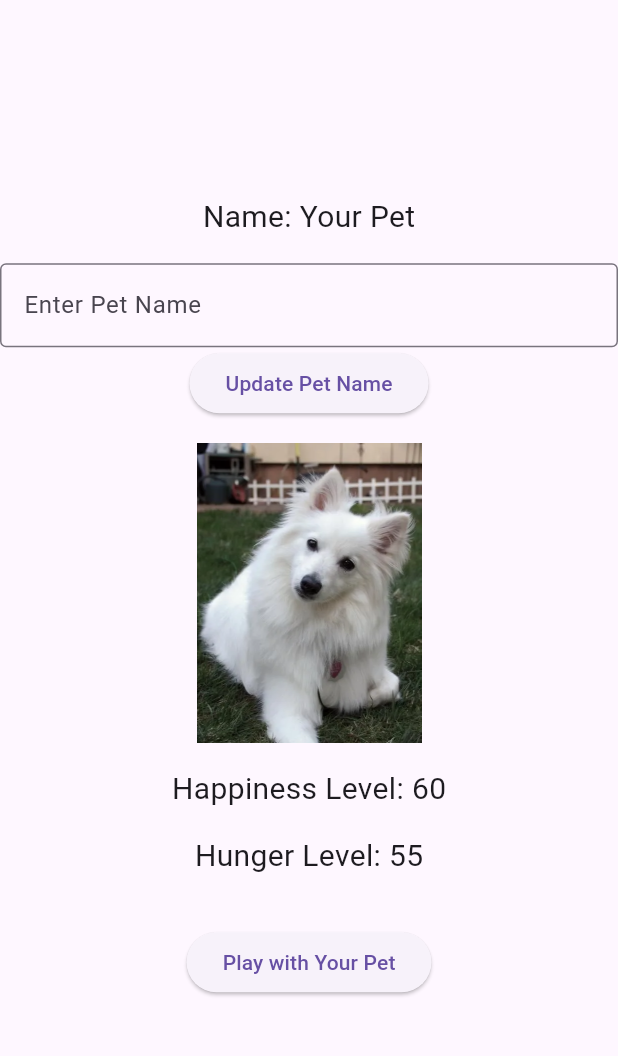
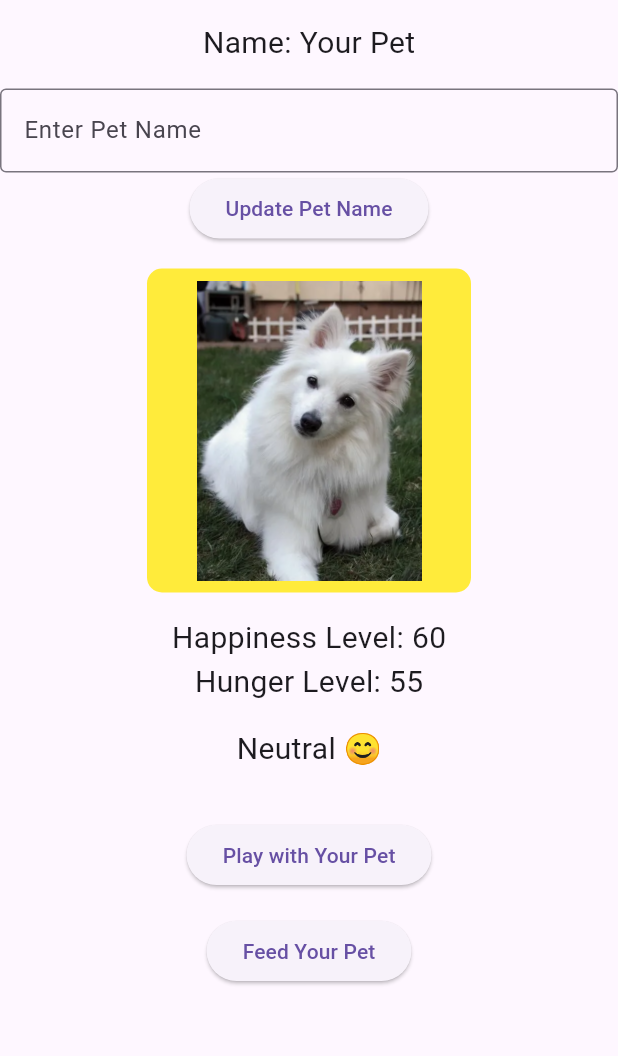
Before and after one commit to KrithikaReddyC/Coding-_Challenge, a Flutter app: the screen it shows after launch, after a tap on "Play with Your Pet", on a phone screen of 412 x 824 dp, the part 63-1119 px from its top. Run offline on Flutter 3.47's test engine with Material 3 defaults, Android fonts, the phone set to English and light mode, and no system bars.

Commit message:
Completed all the features asked

```diff
--- a/lib/main.dart
+++ b/lib/main.dart
@@ -1,3 +1,4 @@
+import 'dart:async';
 import 'package:flutter/material.dart';
 
 void main() {
@@ -17,27 +18,79 @@ class _DigitalPetAppState extends State<DigitalPetApp> {
   int hungerLevel = 50;
   final TextEditingController _nameController = TextEditingController();
   String petImage = 'assets/images/neutral_pet.png';
+  String moodText = "Neutral 😊";
+  Color petColor = Colors.yellow;
 
-  // Function to update the pet's name
-  void _updatePetName() {
-    setState(() {
-      petName = _nameController.text.isNotEmpty ? _nameController.text : "Your Pet";
+  Timer? _hungerTimer;
+  bool _gameOver = false;
+
+  @override
+  void initState() {
+    super.initState();
+    _startHungerTimer();
+  }
+
+  @override
+  void dispose() {
+    _hungerTimer?.cancel();
+    super.dispose();
+  }
+
+  void _startHungerTimer() {
+    _hungerTimer = Timer.periodic(Duration(seconds: 30), (timer) {
+      _increaseHunger();
     });
   }
 
-  // Function to increase happiness and update hunger when playing with the pet
+  void _updatePetName() {
+    setState(() {
+      petName =
+          _nameController.text.isNotEmpty ? _nameController.text : "Your Pet";
+    });
+  }
+
   void _playWithPet() {
+    if (_gameOver) return;
     setState(() {
       happinessLevel = (happinessLevel + 10).clamp(0, 100);
       _updateHunger();
       _updatePetImage();
+      _updateMood();
     });
   }
 
-  // Function to decrease hunger and update happiness when feeding the pet
+  void _feedPet() {
+    if (_gameOver) return;
+    setState(() {
+      hungerLevel = (hungerLevel - 10).clamp(0, 100);
+      _updateHappiness();
+      _updatePetImage();
+      _updateMood();
+    });
+  }
 
+  void _updateHunger() {
+    hungerLevel = (hungerLevel + 5).clamp(0, 100);
+    if (hungerLevel > 100) {
+      hungerLevel = 100;
+      happinessLevel = (happinessLevel - 20).clamp(0, 100);
+      _checkGameOver();
+    }
+  }
 
-  // Update happiness based on hunger level
+  void _increaseHunger() {
+    setState(() {
+      hungerLevel = (hungerLevel + 10).clamp(0, 100);
+      if (hungerLevel > 100) {
+        hungerLevel = 100;
+        happinessLevel = (happinessLevel - 20).clamp(0, 100);
+        _checkGameOver();
+      }
+      _updatePetImage();
+      _updateMood();
+    });
+  }
+
   void _updateHappiness() {
     if (hungerLevel < 30) {
       happinessLevel = (happinessLevel - 20).clamp(0, 100);
@@ -46,24 +99,64 @@ class _DigitalPetAppState extends State<DigitalPetApp> {
     }
   }
 
-  // Update pet image based on happiness level
   void _updatePetImage() {
     if (happinessLevel > 70) {
       petImage = 'assets/images/happy_pet.png';
+      petColor = Colors.green;
     } else if (happinessLevel >= 30) {
       petImage = 'assets/images/neutral_pet.png';
+      petColor = Colors.yellow;
     } else {
       petImage = 'assets/images/unhappy_pet.png';
+      petColor = Colors.red;
     }
   }
 
-  // Increase hunger level slightly when playing with the pet
-  void _updateHunger() {
-    hungerLevel = (hungerLevel + 5).clamp(0, 100);
-    if (hungerLevel > 100) {
-      hungerLevel = 100;
-      happinessLevel = (happinessLevel - 20).clamp(0, 100);
+  void _updateMood() {
+    if (happinessLevel > 70) {
+      moodText = "Happy 😄";
+    } else if (happinessLevel >= 30) {
+      moodText = "Neutral 😊";
+    } else {
+      moodText = "Unhappy 😢";
     }
+  }
+
+  void _checkGameOver() {
+    if (hungerLevel >= 100 && happinessLevel <= 10) {
+      setState(() {
+        _gameOver = true;
+      });
+      _showGameOverDialog();
+    }
+  }
+
+  void _showGameOverDialog() {
+    showDialog(
+      context: context,
+      builder: (BuildContext context) {
+        return AlertDialog(
+          title: Text("Game Over"),
+          content: Text("Your pet is too hungry and unhappy!"),
+          actions: <Widget>[
+            TextButton(
+              child: Text("Restart"),
+              onPressed: () {
+                setState(() {
+                  happinessLevel = 50;
+                  hungerLevel = 50;
+                  _gameOver = false;
+                  petImage = 'assets/images/neutral_pet.png';
+                  moodText = "Neutral 😊";
+                  _startHungerTimer();
+                });
+                Navigator.of(context).pop();
+              },
+            ),
+          ],
+        );
+      },
+    );
   }
 
   @override
@@ -72,7 +165,9 @@ class _DigitalPetAppState extends State<DigitalPetApp> {
       appBar: AppBar(
         title: Text('Digital Pet'),
       ),
-      body: Center(
+      body: SingleChildScrollView(
+        // Wrap the entire Column in a SingleChildScrollView
+        child: Center(
           child: Column(
             mainAxisAlignment: MainAxisAlignment.center,
             children: <Widget>[
@@ -94,20 +189,31 @@ class _DigitalPetAppState extends State<DigitalPetApp> {
               ),
               SizedBox(height: 16.0),
               // Display the pet image
-            Image.asset(
+              Container(
+                decoration: BoxDecoration(
+                  color: petColor,
+                  borderRadius: BorderRadius.circular(10),
+                ),
+                padding: EdgeInsets.all(8),
+                child: Image.asset(
                   petImage,
                   width: 200,
                   height: 200,
                   fit: BoxFit.contain,
+                ),
               ),
               SizedBox(height: 16.0),
               Text(
                 'Happiness Level: $happinessLevel',
                 style: TextStyle(fontSize: 20.0),
               ),
+              Text(
+                'Hunger Level: $hungerLevel',
+                style: TextStyle(fontSize: 20.0),
+              ),
               SizedBox(height: 16.0),
               Text(
-              'Hunger Level: $hungerLevel',
+                moodText,
                 style: TextStyle(fontSize: 20.0),
               ),
               SizedBox(height: 32.0),
@@ -115,8 +221,13 @@ class _DigitalPetAppState extends State<DigitalPetApp> {
                 onPressed: _playWithPet,
                 child: Text('Play with Your Pet'),
               ),
-
+              SizedBox(height: 16.0),
+              ElevatedButton(
+                onPressed: _feedPet,
+                child: Text('Feed Your Pet'),
+              ),
             ],
+          ),
         ),
       ),
     );
```
Lines whose indentation alone changed are shown as unchanged.
